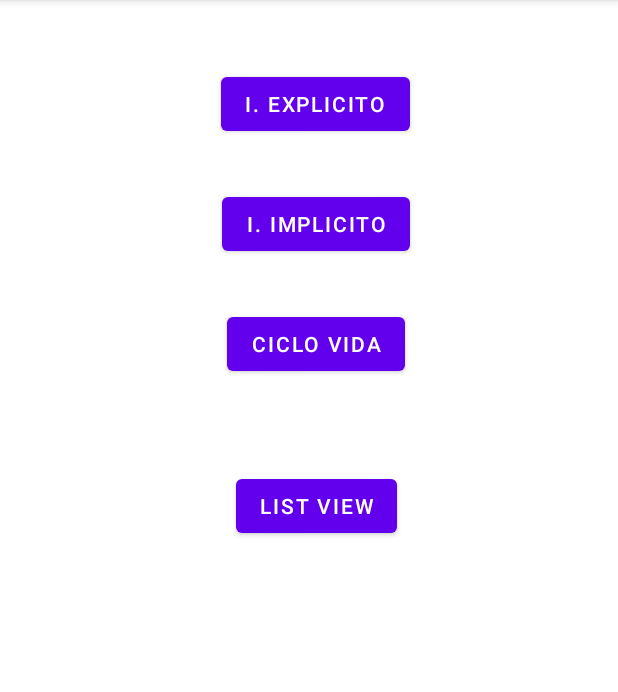
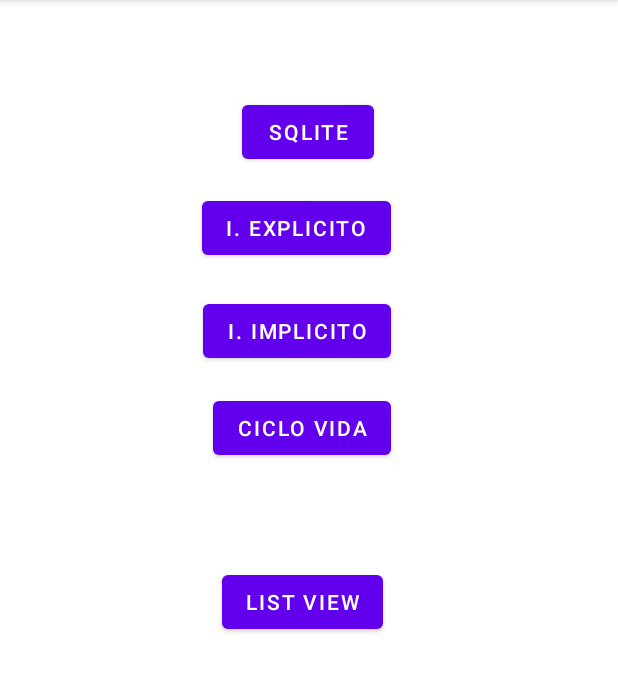
Before and after one commit to 2022B-Software-Computacion/perez-nieto-cristopher-santiago, an Android app: the screen it shows after launch (MainActivity), on a phone screen of 412 x 824 dp, the part 84-776 px from its top. Run offline under Robolectric (Android 15) with nearby library versions, the phone set to English and light mode, and no system bars.

Commit message:
aplicación funcionando

```diff
--- a/01-android/app/src/main/java/com/example/cspnapplication/EBaseDeDatos.kt
+++ b/01-android/app/src/main/java/com/example/cspnapplication/EBaseDeDatos.kt
@@ -2,6 +2,6 @@ package com.example.cspnapplication
 
 class EBaseDeDatos {
     companion object {
-        var TablaEntrenador: ESqliteHelperEntrenador? = null
+        var tablaEntrenador: ESqliteHelperEntrenador? = null
     }
 }
--- a/01-android/app/src/main/java/com/example/cspnapplication/ESqliteHelperEntrenador.kt
+++ b/01-android/app/src/main/java/com/example/cspnapplication/ESqliteHelperEntrenador.kt
@@ -98,8 +98,8 @@ class ESqliteHelperEntrenador (
         )
         //Lógica busqueda
         val existeUsuario = resultadoConsultaLectura.moveToFirst()
-        val usuarioEncontrado = BEntrenador(0, "", "")
-        val arreglo = arrayListOf<BEntrenador>()
+        var usuarioEncontrado = BEntrenador(0, "", "")
+        var arreglo = arrayListOf<BEntrenador>()
         if (existeUsuario){
             do{
                 val id = resultadoConsultaLectura.getInt(0) // columna índice 0 -> id
@@ -107,6 +107,7 @@ class ESqliteHelperEntrenador (
                 val descripcion =
                     resultadoConsultaLectura.getString(2) // columna índice 2 -> DESCRIPCION
                 if (id != null){
+                    usuarioEncontrado = BEntrenador(0,"","")
                     usuarioEncontrado.id = id
                     usuarioEncontrado.nombre = nombre
                     usuarioEncontrado.descripcion = descripcion
--- a/01-android/app/src/main/java/com/example/cspnapplication/MainActivity.kt
+++ b/01-android/app/src/main/java/com/example/cspnapplication/MainActivity.kt
@@ -56,6 +56,9 @@ class MainActivity : AppCompatActivity() {
         super.onCreate(savedInstanceState)
         setContentView(R.layout.activity_main) // Se define qué interfaz vamos a utilizar.
 
+        // Base de datos SQLite
+        EBaseDeDatos.tablaEntrenador = ESqliteHelperEntrenador(this)
+
         val botonCicloVida = findViewById<Button>(R.id.btn_ciclo_vida)
         botonCicloVida
             .setOnClickListener {
@@ -76,6 +79,18 @@ class MainActivity : AppCompatActivity() {
                     ContactsContract.CommonDataKinds.Phone.CONTENT_URI
                 )
                 contenidoIntentImplicito.launch(intentConRespuesta)
+            }
+
+        val botonIntent = findViewById<Button>(R.id.btn_intent)
+        botonIntent
+            .setOnClickListener {
+                abrirActividadConParametros(CIntentExplicitoParametros::class.java)
+            }
+
+        val botonSqlite = findViewById<Button>(R.id.btn_sqlite)
+        botonSqlite
+            .setOnClickListener {
+                irActividad(ECrudEntrenador::class.java)
             }
     }
 
--- a/01-android/app/src/main/res/layout/activity_main.xml
+++ b/01-android/app/src/main/res/layout/activity_main.xml
@@ -7,22 +7,34 @@
     tools:context=".MainActivity">
 
     <Button
-        android:id="@+id/btn_ciclo_vida"
+        android:id="@+id/btn_it_intent_implicito"
         android:layout_width="wrap_content"
         android:layout_height="wrap_content"
-        android:text="CICLO VIDA"
-        app:layout_constraintBottom_toBottomOf="parent"
-        app:layout_constraintEnd_toEndOf="parent"
-        app:layout_constraintHorizontal_bias="0.515"
-        app:layout_constraintStart_toStartOf="parent"
-        app:layout_constraintTop_toTopOf="parent"
-        app:layout_constraintVertical_bias="0.285" />
+        android:layout_marginBottom="12dp"
+        android:text="I. IMPLICITO"
+        app:layout_constraintBottom_toTopOf="@+id/btn_ciclo_vida"
+        app:layout_constraintEnd_toEndOf="@+id/btn_ciclo_vida"
+        app:layout_constraintHorizontal_bias="1.0"
+        app:layout_constraintStart_toStartOf="@+id/btn_ciclo_vida"
+        app:layout_constraintTop_toBottomOf="@+id/btn_intent"
+        app:layout_constraintVertical_bias="0.812" />
+
+    <Button
+        android:id="@+id/btn_intent"
+        android:layout_width="wrap_content"
+        android:layout_height="wrap_content"
+        android:layout_marginTop="16dp"
+        android:text="I. EXPLICITO"
+        app:layout_constraintEnd_toEndOf="@+id/btn_sqlite"
+        app:layout_constraintHorizontal_bias="0.71"
+        app:layout_constraintStart_toStartOf="@+id/btn_sqlite"
+        app:layout_constraintTop_toBottomOf="@+id/btn_sqlite" />
 
     <Button
         android:id="@+id/btn_ir_list_view"
         android:layout_width="wrap_content"
         android:layout_height="wrap_content"
-        android:layout_marginTop="60dp"
+        android:layout_marginTop="68dp"
         android:text="List view"
         app:layout_constraintEnd_toEndOf="@+id/btn_ciclo_vida"
         app:layout_constraintHorizontal_bias="0.555"
@@ -30,24 +42,26 @@
         app:layout_constraintTop_toBottomOf="@+id/btn_ciclo_vida" />
 
     <Button
-        android:id="@+id/btn_intent"
+        android:id="@+id/btn_ciclo_vida"
         android:layout_width="wrap_content"
         android:layout_height="wrap_content"
-        android:layout_marginBottom="32dp"
-        android:text="I. EXPLICITO"
-        app:layout_constraintBottom_toTopOf="@+id/btn_it_intent_implicito"
-        app:layout_constraintEnd_toEndOf="@+id/btn_it_intent_implicito"
-        app:layout_constraintHorizontal_bias="1.0"
-        app:layout_constraintStart_toStartOf="@+id/btn_it_intent_implicito" />
+        android:text="CICLO VIDA"
+        app:layout_constraintBottom_toBottomOf="parent"
+        app:layout_constraintEnd_toEndOf="parent"
+        app:layout_constraintHorizontal_bias="0.484"
+        app:layout_constraintStart_toStartOf="parent"
+        app:layout_constraintTop_toTopOf="parent"
+        app:layout_constraintVertical_bias="0.363" />
 
     <Button
-        android:id="@+id/btn_it_intent_implicito"
+        android:id="@+id/btn_sqlite"
         android:layout_width="wrap_content"
         android:layout_height="wrap_content"
-        android:layout_marginBottom="32dp"
-        android:text="I. IMPLICITO"
-        app:layout_constraintBottom_toTopOf="@+id/btn_ciclo_vida"
-        app:layout_constraintEnd_toEndOf="@+id/btn_ciclo_vida"
-        app:layout_constraintStart_toStartOf="@+id/btn_ciclo_vida" />
+        android:layout_marginTop="64dp"
+        android:text="SQLITE"
+        app:layout_constraintEnd_toEndOf="parent"
+        app:layout_constraintHorizontal_bias="0.498"
+        app:layout_constraintStart_toStartOf="parent"
+        app:layout_constraintTop_toTopOf="parent" />
 
 </androidx.constraintlayout.widget.ConstraintLayout>
```
Also changed, not shown: 01-android/app/src/main/AndroidManifest.xml (+7 -0 lines), 01-android/app/src/main/java/com/example/cspnapplication/ECrudEntrenador.kt (added, +63 -0 lines), 01-android/app/src/main/res/layout/activity_ecrud_entrenador.xml (added, +120 -0 lines).
